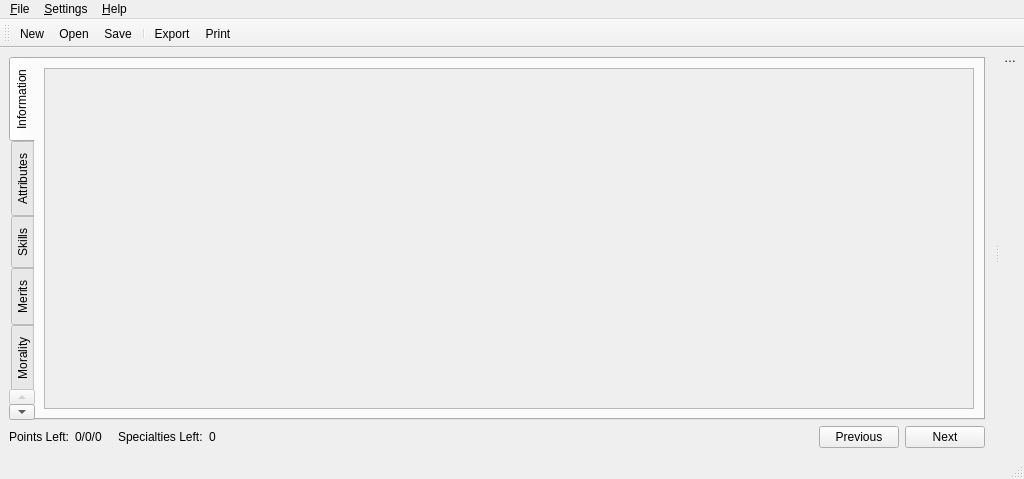
This is ui/MainWindow.ui in Kamduis/SoulCreator as Qt 5 draws it before an edit. The edited form follows.
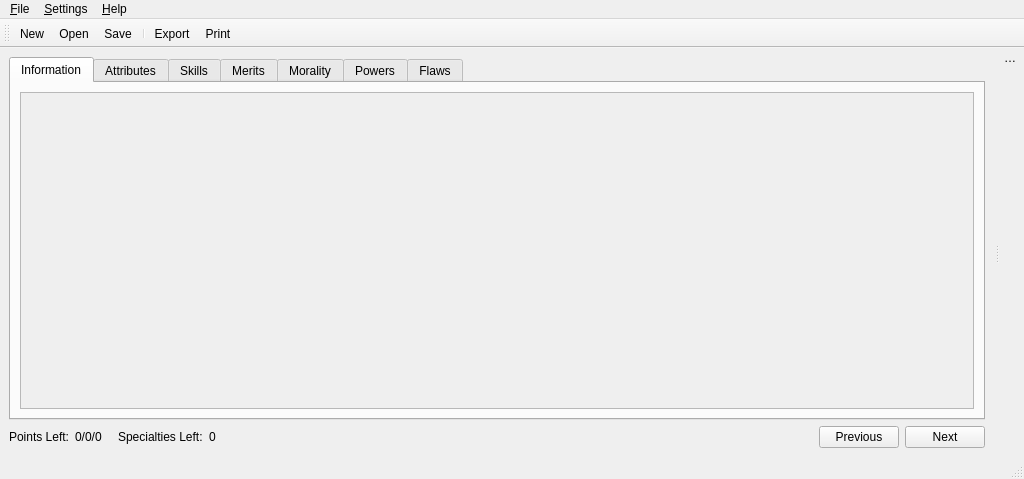
This is the edited form. Icons and pictures are not drawn.

The edit to the form file:
```diff
--- a/ui/MainWindow.ui
+++ b/ui/MainWindow.ui
@@ -18,7 +18,7 @@
     <item>
      <widget class="QTabWidget" name="tabWidget">
       <property name="tabPosition">
-       <enum>QTabWidget::West</enum>
+       <enum>QTabWidget::North</enum>
       </property>
       <property name="currentIndex">
        <number>0</number>
@@ -38,8 +38,8 @@
             <rect>
              <x>0</x>
              <y>0</y>
-             <width>909</width>
-             <height>345</height>
+             <width>953</width>
+             <height>321</height>
             </rect>
            </property>
            <layout class="QVBoxLayout" name="verticalLayout">
```
Left out of the diff: 10 changed lines with no effect on the pictures.
